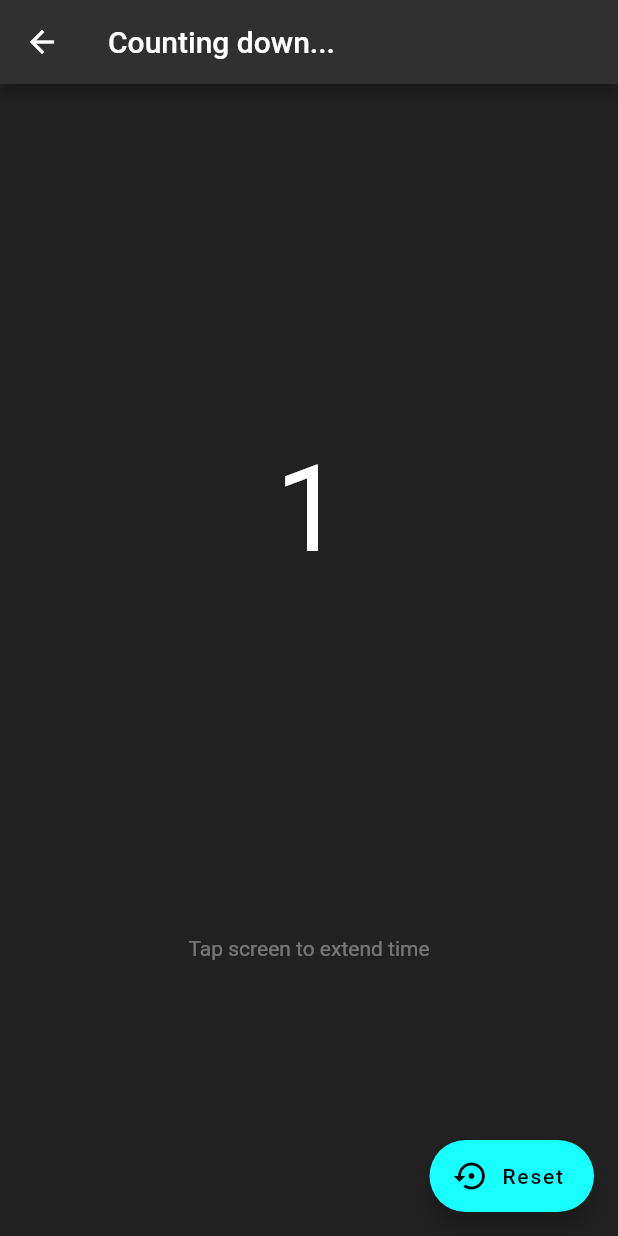
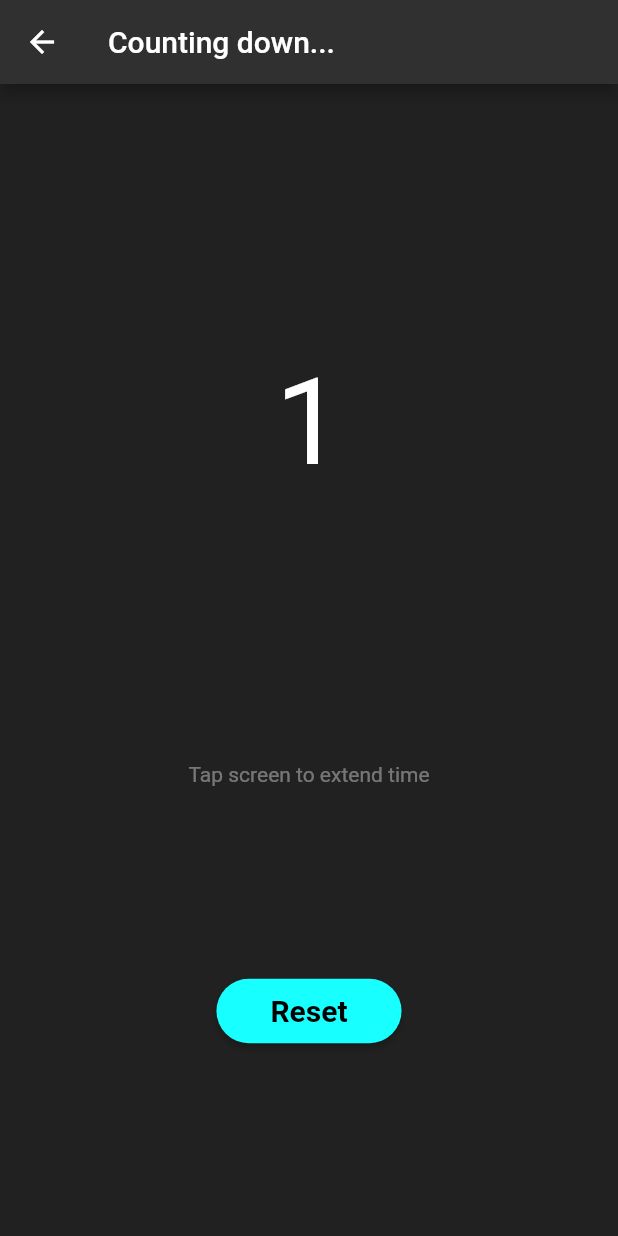
Before and after one commit to rt-terror/custom-snooze-alarm, a Flutter app: the TimerPage screen opened directly with empty values, on a phone screen of 412 x 824 dp. Run offline on Flutter 3.47's test engine with Material 2 defaults, Android fonts, the phone set to English and light mode, and no system bars; our stand-ins replace assets_audio_player, shared_preferences; missing offline and left inert: screen; accounts and stored records are empty.

Commit message:
Add alarm sound, change position of reset button

```diff
--- a/lib/timer_page.dart
+++ b/lib/timer_page.dart
@@ -98,13 +98,9 @@ class _TimerPageState extends State<TimerPage> with TickerProviderStateMixin {
               Text(
                 'Tap screen to extend time',
                 style: TextStyle(color: Theme.of(context).disabledColor),
-              )
-            ],
               ),
-        ),
-      ),
-      floatingActionButton: FloatingActionButton.extended(
-        onPressed: () {
+              RaisedButton(
+                onPressed: () async {
                   setState(() {
                     resetTimer(widget.from);
                   });
@@ -116,8 +112,25 @@ class _TimerPageState extends State<TimerPage> with TickerProviderStateMixin {
                         onPressed: () {},
                       )));
                 },
-        icon: Icon(Icons.settings_backup_restore),
-        label: Text('Reset'),
+                color: Colors.cyanAccent,
+                shape: RoundedRectangleBorder(
+                  borderRadius: BorderRadius.circular(50),
+                ),
+                child: Padding(
+                  padding: const EdgeInsets.only(
+                      top: 10, bottom: 10, left: 20, right: 20),
+                  child: Text(
+                    "Reset",
+                    style: TextStyle(
+                        color: Colors.black,
+                        fontWeight: FontWeight.bold,
+                        fontSize: 20),
+                  ),
+                ),
+              ),
+            ],
+          ),
+        ),
       ),
     );
   }
--- a/pubspec.yaml
+++ b/pubspec.yaml
@@ -24,6 +24,7 @@ dependencies:
     sdk: flutter
   screen:
   shared_preferences: ^0.5.12+4
+  assets_audio_player: ^2.0.13+1
 
 
   # The following adds the Cupertino Icons font to your application.
@@ -51,6 +52,7 @@ flutter:
   # To add assets to your application, add an assets section, like this:
   assets:
     - images/welcome.png
+    - assets/audios/
    #- images/a_dot_ham.jpeg
 
   # An image asset can refer to one or more resolution-specific "variants", see
```
Also changed, not shown: lib/click_page.dart (+11 -0 lines), pubspec.lock, 1 other file. Lines whose indentation alone changed are shown as unchanged.
